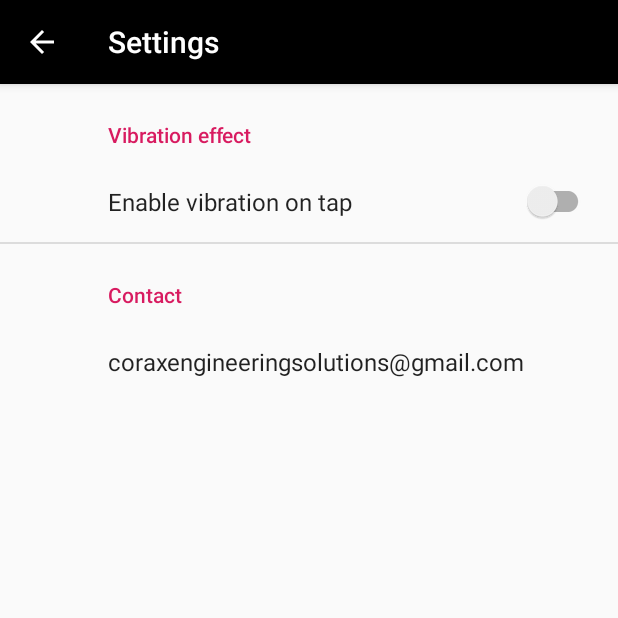
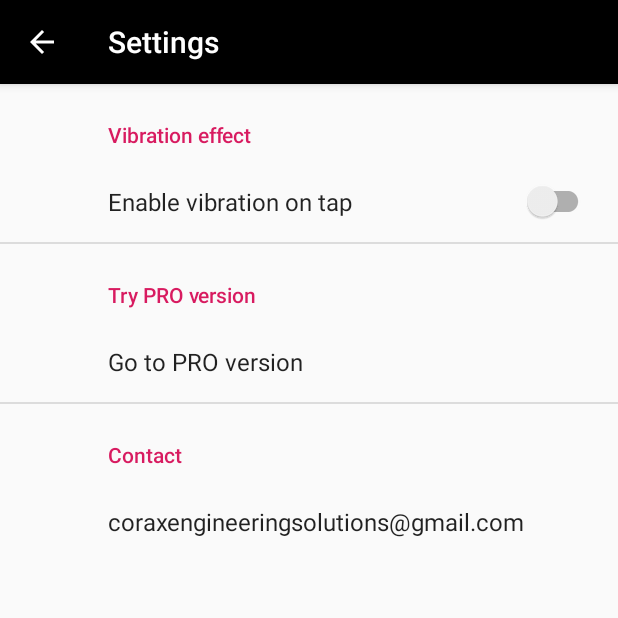
Before and after one commit to laur1208/HeadClearancePRO, an Android app: the SettingsActivity screen opened directly, with no data from a screen before it, on a phone screen of 412 x 824 dp, the top half of it. Run offline under Robolectric (Android 15) with nearby library versions, the phone set to English and light mode, and no system bars; our stand-ins replace androidx.preference; network calls fail; 5 statements that could not run were skipped.

Commit message:
link to pro version in settings

```diff
--- a/app/src/main/java/ps/room/headclearancefree/FastenersListActivity.java
+++ b/app/src/main/java/ps/room/headclearancefree/FastenersListActivity.java
@@ -150,8 +150,7 @@ public class FastenersListActivity extends AppCompatActivity implements Fastener
             }
             vibrate(VIBRATION_TOGGLE);
         }else{
-            startActivity(new Intent(Intent.ACTION_VIEW, Uri.parse(getResources().getString(R.string.PRO_VERSION_LINK))));
-            //Toast.makeText(this,"Fastener available only on PRO version.",Toast.LENGTH_SHORT).show();
+            Toast.makeText(this,"Fastener available only on PRO version. Go to settings to check PRO version.",Toast.LENGTH_SHORT).show();
         }
     }
 
--- a/app/src/main/java/ps/room/headclearancefree/SettingsActivity.java
+++ b/app/src/main/java/ps/room/headclearancefree/SettingsActivity.java
@@ -4,11 +4,13 @@ import android.content.ContentValues;
 import android.content.Intent;
 import android.database.Cursor;
 import android.database.sqlite.SQLiteDatabase;
+import android.net.Uri;
 import android.os.Bundle;
 
 import androidx.appcompat.app.ActionBar;
 import androidx.appcompat.app.AppCompatActivity;
 import androidx.fragment.app.FragmentActivity;
+import androidx.preference.EditTextPreference;
 import androidx.preference.Preference;
 import androidx.preference.PreferenceFragmentCompat;
 import androidx.preference.SwitchPreferenceCompat;
@@ -72,32 +74,44 @@ public class SettingsActivity extends AppCompatActivity {
             mContext = this.getActivity();
             FragmentActivity activity = this.getActivity();
 
-            final SwitchPreferenceCompat onOffRandomColor = findPreference(mContext.getString(R.string.vibration_toggle));
+            final SwitchPreferenceCompat vibration_toggle = findPreference(mContext.getString(R.string.vibration_toggle));
+            final Preference pro_version = findPreference(mContext.getString(R.string.pro_version));
             if(VIBRATION_TOGGLE == 0) {
-                assert onOffRandomColor != null;
-                onOffRandomColor.setChecked(false);
+                assert vibration_toggle != null;
+                vibration_toggle.setChecked(false);
             }
             else {
-                assert onOffRandomColor != null;
-                onOffRandomColor.setChecked(true);
+                assert vibration_toggle != null;
+                vibration_toggle.setChecked(true);
             }
 
-            onOffRandomColor.setOnPreferenceChangeListener(new Preference.OnPreferenceChangeListener() {
+            /*--- vibration toggle tap ---*/
+            vibration_toggle.setOnPreferenceChangeListener(new Preference.OnPreferenceChangeListener() {
                 @Override
                 public boolean onPreferenceChange(Preference preference, Object o) {
-                    if(onOffRandomColor.isChecked()){
+                    if(vibration_toggle.isChecked()){
                         updateVibrationSetting(0);
                         VIBRATION_TOGGLE = 0;
 
                         // Checked the switch programmatically
-                        onOffRandomColor.setChecked(false);
+                        vibration_toggle.setChecked(false);
                     }else {
                         updateVibrationSetting(1);
                         VIBRATION_TOGGLE = 1;
 
                         // Unchecked the switch programmatically
-                        onOffRandomColor.setChecked(true);
+                        vibration_toggle.setChecked(true);
                     }
+                    return false;
+                }
+            });
+
+            /*--- pro version tap ---*/
+            assert pro_version != null;
+            pro_version.setOnPreferenceClickListener(new Preference.OnPreferenceClickListener() {
+                @Override
+                public boolean onPreferenceClick(Preference preference) {
+                    startActivity(new Intent(Intent.ACTION_VIEW, Uri.parse(getResources().getString(R.string.PRO_VERSION_LINK))));
                     return false;
                 }
             });
--- a/app/src/main/res/values/strings.xml
+++ b/app/src/main/res/values/strings.xml
@@ -23,4 +23,5 @@
     <string name="title_activity_settings">Settings</string>
     <string name="vibration_toggle">vibration_toggle</string>
     <string name="PRO_VERSION_LINK">https://play.google.com/store/apps/details?id=com.CoraxEngineeringSolutionsSRL.HeadClearance</string>
+    <string name="pro_version">pro_version</string>
 </resources>
--- a/app/src/main/res/xml/root_preferences.xml
+++ b/app/src/main/res/xml/root_preferences.xml
@@ -11,9 +11,19 @@
 
     </PreferenceCategory>
 
+    <PreferenceCategory app:title="Try PRO version">
+
+        <Preference
+            android:defaultValue="Default value"
+            android:key="@string/pro_version"
+            android:selectAllOnFocus="true"
+            android:singleLine="true"
+            android:title="Go to PRO version" />
+    </PreferenceCategory>
+
     <PreferenceCategory app:title="Contact">
 
-        <EditTextPreference
+        <Preference
             android:defaultValue="Default value"
             android:key="edit_text_preference_1"
             android:selectAllOnFocus="true"
```
